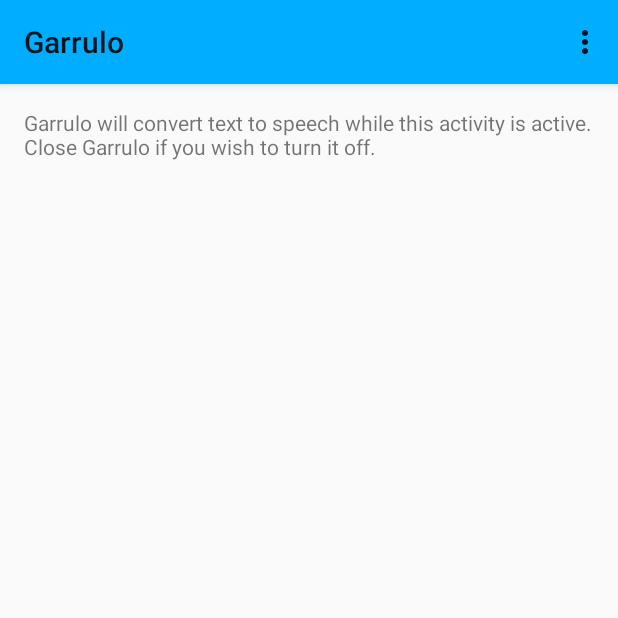
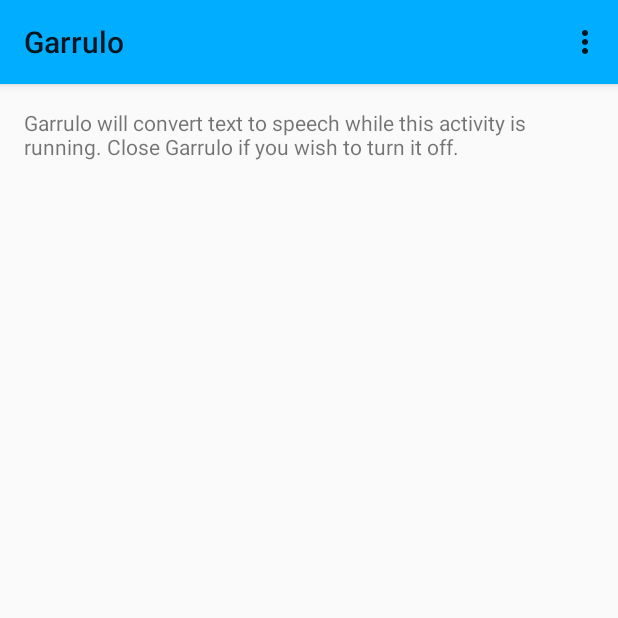
Before and after one commit to glasstowerstudios/garrulo, an Android app: the screen it shows after launch (GarruloMainActivity), on a phone screen of 412 x 824 dp, the top half of it. Run offline under Robolectric (Android 15) with nearby library versions, the phone set to English and light mode, and no system bars.

Commit message:
(No Issue): Reword text on Garrulo main activity screen to be more clear.

```diff
--- a/Garrulo/src/main/res/values/strings.xml
+++ b/Garrulo/src/main/res/values/strings.xml
@@ -8,7 +8,7 @@
     <string name="action_quit">Quit</string>
 
     <!-- Main Activity Strings -->
-    <string name="main_instructions">Garrulo will convert text to speech while this activity is active. Close Garrulo if you wish to turn it off.</string>
+    <string name="main_instructions">Garrulo will convert text to speech while this activity is running. Close Garrulo if you wish to turn it off.</string>
     <string name="action_test">Start Test</string>
     <string name="action_stop_test">Stop Test</string>
 
```
